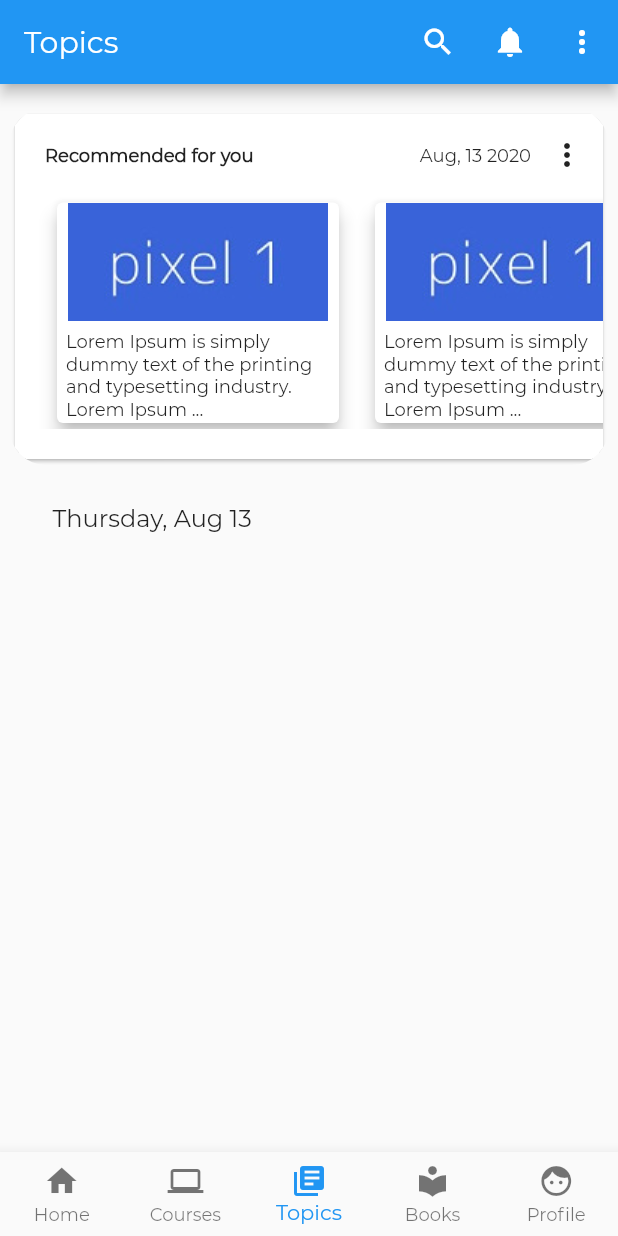
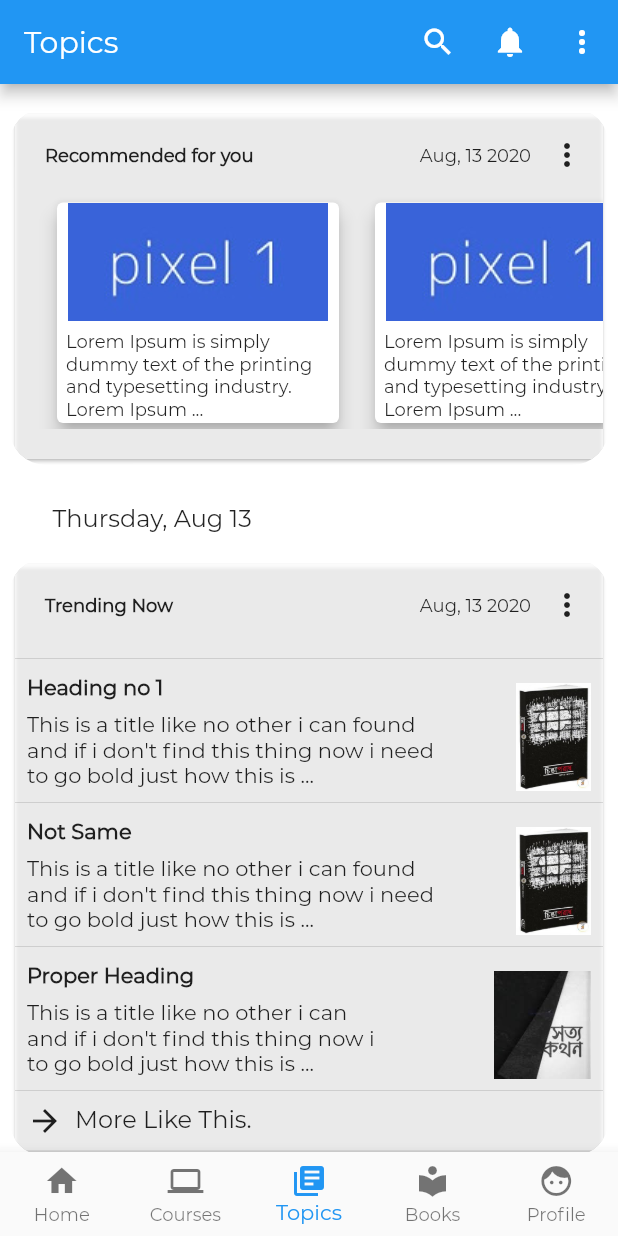
Before and after one commit to mahidul-islam/arrijal_flutter, a Flutter app: the DashBoard screen opened directly, item 3 of the bottom bar chosen, on a phone screen of 412 x 824 dp. Run offline on Flutter 3.47's test engine with Material 2 defaults, Android fonts, the phone set to English and light mode, and no system bars; our stand-ins replace animated_theme_switcher, flutter_login, flutter_screenutil, line_awesome_flutter; missing offline and left inert: rubber.

Commit message:
added wiki page

```diff
--- a/lib/dashboard_screen.dart
+++ b/lib/dashboard_screen.dart
@@ -94,6 +94,7 @@ class _DashBoardState extends State<DashBoard> {
     }
 
     return Scaffold(
+      backgroundColor: Colors.white,
       appBar: MyAppbar(
         title: appbar_titles[choice],
       ),
--- a/lib/main.dart
+++ b/lib/main.dart
@@ -12,7 +12,7 @@ class ArRijal extends StatelessWidget {
   Widget build(BuildContext context) {
     return MaterialApp(
       title: 'ArRijal App',
-      initialRoute: DashBoard.routeName,
+      initialRoute: LoginScreen.routeName,
       routes: {
         SinglePost.routeName: (context) => SinglePost(),
         DashBoard.routeName: (context) => DashBoard(),
--- a/lib/posts/post_list.dart
+++ b/lib/posts/post_list.dart
@@ -10,9 +10,10 @@ class SinglePostListItem extends StatelessWidget {
 
   Widget build(BuildContext context) {
     return Container(
-      padding: EdgeInsets.all(2),
-      height: 240,
+      padding: EdgeInsets.symmetric(horizontal: 2, vertical: 6),
+      height: 245,
       child: Card(
+        color: Colors.white70,
         child: Column(
           children: <Widget>[
             Row(
@@ -61,10 +62,7 @@ class SinglePostListItem extends StatelessWidget {
                   padding: EdgeInsets.only(right: 12),
                   child: Row(
                     children: <Widget>[
-                      Icon(
-                        Icons.star,
-                        // color: Colors.red[500],
-                      ),
+                      Icon(Icons.star),
                       Text('4.5'),
                     ],
                   ),
@@ -108,7 +106,7 @@ class SinglePostListItem extends StatelessWidget {
                                     Icon(
                                       Icons.watch_later,
                                     ),
-                                    Text('Watch Later'),
+                                    Text('Read Later'),
                                   ],
                                 ),
                               ),
--- a/lib/wiki/recommended_topics.dart
+++ b/lib/wiki/recommended_topics.dart
@@ -1,6 +1,6 @@
 import 'package:flutter/material.dart';
 import 'package:ArRijal/data.dart';
-import 'topics.dart';
+import 'topic_card.dart';
 
 class RecommendedTopics extends StatelessWidget {
   @override
@@ -15,6 +15,7 @@ class RecommendedTopics extends StatelessWidget {
       child: ClipRRect(
         borderRadius: BorderRadius.circular(25),
         child: Card(
+          color: Colors.white70,
           child: Column(
             mainAxisAlignment: MainAxisAlignment.start,
             crossAxisAlignment: CrossAxisAlignment.start,
--- /dev/null
+++ b/lib/wiki/trending_topics.dart
@@ -0,0 +1,225 @@
+import 'package:flutter/material.dart';
+import 'package:ArRijal/data.dart';
+
+class TrendingTopic extends StatelessWidget {
+  @override
+  Widget build(BuildContext context) {
+    return Container(
+      padding: EdgeInsets.all(6),
+      decoration: BoxDecoration(
+        borderRadius: BorderRadius.all(
+          Radius.circular(20),
+        ),
+      ),
+      child: ClipRRect(
+        borderRadius: BorderRadius.circular(25),
+        child: Card(
+          color: Colors.white70,
+          child: Column(
+            mainAxisAlignment: MainAxisAlignment.start,
+            crossAxisAlignment: CrossAxisAlignment.start,
+            mainAxisSize: MainAxisSize.min,
+            children: <Widget>[
+              Row(
+                mainAxisAlignment: MainAxisAlignment.spaceBetween,
+                children: <Widget>[
+                  Container(
+                    padding: EdgeInsets.all(20),
+                    child: Text(
+                      'Trending Now',
+                      style:
+                          TextStyle(fontSize: 12, fontWeight: FontWeight.bold),
+                    ),
+                  ),
+                  Container(
+                    child: Row(
+                      children: <Widget>[
+                        Text(
+                          'Aug, 13 2020',
+                          style: TextStyle(fontSize: 12),
+                        ),
+                        PopupMenuButton(
+                          onSelected: null,
+                          itemBuilder: (BuildContext context) {
+                            return wikiCardChoice.map(
+                              (Choice choice) {
+                                return PopupMenuItem<Choice>(
+                                  value: choice,
+                                  child: Text(
+                                    choice.title,
+                                    style: TextStyle(fontSize: 14),
+                                  ),
+                                );
+                              },
+                            ).toList();
+                          },
+                        ),
+                      ],
+                    ),
+                  ),
+                ],
+              ),
+              Divider(),
+              Row(
+                mainAxisAlignment: MainAxisAlignment.spaceBetween,
+                children: <Widget>[
+                  Column(
+                    mainAxisAlignment: MainAxisAlignment.start,
+                    crossAxisAlignment: CrossAxisAlignment.start,
+                    children: <Widget>[
+                      Container(
+                        padding: EdgeInsets.only(left: 8),
+                        child: Text(
+                          'Heading no 1',
+                          style: TextStyle(fontWeight: FontWeight.bold),
+                        ),
+                      ),
+                      Container(
+                        padding: EdgeInsets.only(left: 8, top: 8),
+                        child: Text(
+                          'This is a title like no other i can found ',
+                        ),
+                      ),
+                      Container(
+                        padding: EdgeInsets.only(left: 8),
+                        child: Text(
+                          'and if i don\'t find this thing now i need',
+                        ),
+                      ),
+                      Container(
+                        padding: EdgeInsets.only(left: 8),
+                        child: Text(
+                          'to go bold just how this is ...',
+                        ),
+                      ),
+                    ],
+                  ),
+                  Align(
+                    alignment: Alignment.topRight,
+                    child: Container(
+                      padding: EdgeInsets.only(top: 8, right: 8),
+                      height: 80,
+                      child: Image.asset(
+                        'assets/images/book1.jpg',
+                      ),
+                    ),
+                  ),
+                ],
+              ),
+              Divider(),
+              Row(
+                mainAxisAlignment: MainAxisAlignment.spaceBetween,
+                children: <Widget>[
+                  Column(
+                    mainAxisAlignment: MainAxisAlignment.start,
+                    crossAxisAlignment: CrossAxisAlignment.start,
+                    children: <Widget>[
+                      Container(
+                        padding: EdgeInsets.only(left: 8),
+                        child: Text(
+                          'Not Same',
+                          style: TextStyle(fontWeight: FontWeight.bold),
+                        ),
+                      ),
+                      Container(
+                        padding: EdgeInsets.only(left: 8, top: 8),
+                        child: Text(
+                          'This is a title like no other i can found ',
+                        ),
+                      ),
+                      Container(
+                        padding: EdgeInsets.only(left: 8),
+                        child: Text(
+                          'and if i don\'t find this thing now i need',
+                        ),
+                      ),
+                      Container(
+                        padding: EdgeInsets.only(left: 8),
+                        child: Text(
+                          'to go bold just how this is ...',
+                        ),
+                      ),
+                    ],
+                  ),
+                  Align(
+                    alignment: Alignment.topRight,
+                    child: Container(
+                      padding: EdgeInsets.only(top: 8, right: 8),
+                      height: 80,
+                      child: Image.asset(
+                        'assets/images/book1.jpg',
+                      ),
+                    ),
+                  ),
+                ],
+              ),
+              Divider(),
+              Row(
+                mainAxisAlignment: MainAxisAlignment.spaceBetween,
+                children: <Widget>[
+                  Column(
+                    mainAxisAlignment: MainAxisAlignment.start,
+                    crossAxisAlignment: CrossAxisAlignment.start,
+                    children: <Widget>[
+                      Container(
+                        padding: EdgeInsets.only(left: 8),
+                        child: Text(
+                          'Proper Heading',
+                          style: TextStyle(fontWeight: FontWeight.bold),
+                        ),
+                      ),
+                      Container(
+                        padding: EdgeInsets.only(left: 8, top: 8),
+                        child: Text(
+                          'This is a title like no other i can ',
+                        ),
+                      ),
+                      Container(
+                        padding: EdgeInsets.only(left: 8),
+                        child: Text(
+                          'and if i don\'t find this thing now i ',
+                        ),
+                      ),
+                      Container(
+                        padding: EdgeInsets.only(left: 8),
+                        child: Text(
+                          'to go bold just how this is ...',
+                        ),
+                      ),
+                    ],
+                  ),
+                  Align(
+                    alignment: Alignment.topRight,
+                    child: Container(
+                      padding: EdgeInsets.only(top: 8, right: 8),
+                      height: 80,
+                      child: Image.asset(
+                        'assets/images/book2.jpeg',
+                      ),
+                    ),
+                  ),
+                ],
+              ),
+              Divider(),
+              Row(
+                children: <Widget>[
+                  Container(
+                    padding: EdgeInsets.only(bottom: 8, left: 8),
+                    child: Icon(Icons.arrow_forward),
+                  ),
+                  Container(
+                    padding: EdgeInsets.only(left: 8, bottom: 8),
+                    child: Text(
+                      'More Like This.',
+                      style: TextStyle(fontSize: 16),
+                    ),
+                  ),
+                ],
+              ),
+            ],
+          ),
+        ),
+      ),
+    );
+  }
+}
--- a/lib/wiki/wiki_screen.dart
+++ b/lib/wiki/wiki_screen.dart
@@ -1,18 +1,84 @@
 import 'package:ArRijal/wiki/recommended_topics.dart';
 import 'package:flutter/material.dart';
 import 'package:ArRijal/data.dart';
+import 'trending_topics.dart';
 
 class WikiScreen extends StatelessWidget {
   @override
   Widget build(BuildContext context) {
-    return Column(
-      crossAxisAlignment: CrossAxisAlignment.start,
-      children: <Widget>[
-        SizedBox(height: kDefaultPaddin / 2),
-        RecommendedTopics(),
-        SizedBox(height: kDefaultPaddin / 2),
-        DateForTopic(date: 'Thursday, Aug 13'),
-      ],
+    return ListView.builder(
+      itemBuilder: (BuildContext context, index) {
+        if (index == 0) {
+          return SizedBox(height: kDefaultPaddin / 2);
+        }
+        if (index == 1) {
+          return RecommendedTopics();
+        }
+        if (index == 2) {
+          return SizedBox(height: kDefaultPaddin / 2);
+        }
+        if (index == 3) {
+          return DateForTopic(date: 'Thursday, Aug 13');
+        }
+        if (index == 4) {
+          return SizedBox(height: kDefaultPaddin / 2);
+        }
+        if (index == 5) {
+          return TrendingTopic();
+        }
+        if (index == 6) {
+          return SizedBox(height: kDefaultPaddin / 2);
+        }
+        if (index == 7) {
+          return DateForTopic(date: 'Wednesday Aug 12');
+        }
+        if (index == 8) {
+          return SizedBox(height: kDefaultPaddin / 2);
+        }
+        if (index == 9) {
+          return TrendingTopic();
+        }
+        if (index == 10) {
+          return SizedBox(height: kDefaultPaddin / 2);
+        }
+        if (index == 11) {
+          return DateForTopic(date: 'Tuesday Aug 11');
+        }
+        if (index == 12) {
+          return SizedBox(height: kDefaultPaddin / 2);
+        }
+        if (index == 13) {
+          return TrendingTopic();
+        }
+        if (index == 14) {
+          return SizedBox(height: kDefaultPaddin / 2);
+        }
+        if (index == 15) {
+          return DateForTopic(date: 'Monday Aug 10');
+        }
+        if (index == 16) {
+          return SizedBox(height: kDefaultPaddin / 2);
+        }
+        if (index == 17) {
+          return TrendingTopic();
+        }
+        if (index == 18) {
+          return SizedBox(height: kDefaultPaddin / 2);
+        }
+        if (index == 19) {
+          return DateForTopic(date: 'Sunday Aug 9');
+        }
+        if (index == 20) {
+          return SizedBox(height: kDefaultPaddin / 2);
+        }
+        if (index == 21) {
+          return TrendingTopic();
+        }
+        if (index == 22) {
+          return SizedBox(height: kDefaultPaddin / 2);
+        }
+        return null;
+      },
     );
   }
 }
```
Also changed, not shown: lib/wiki/topic_card.dart (renamed from lib/wiki/topics.dart).
